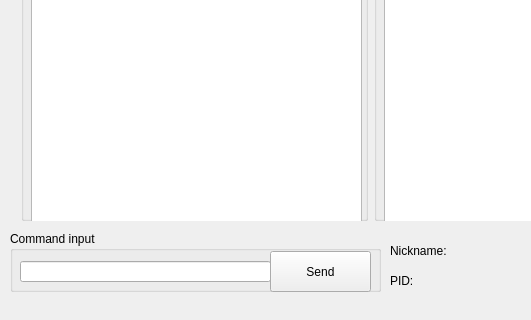
The window that TP2/client_qt/mainwindow.ui (guilmarc/SIF1015) describes before a commit, drawn with Qt 5; both pictures show x 0 to 531 and y 119 to 439 of the 739 by 439 pixel window.
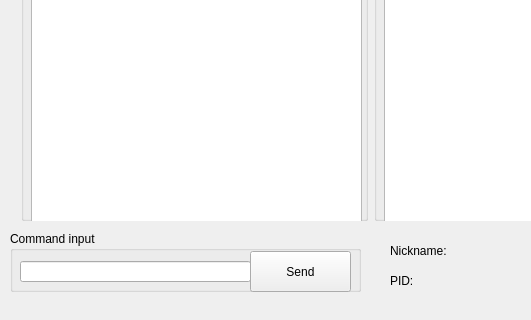
The same window after the commit.

```diff
--- a/TP2/client_qt/mainwindow.ui
+++ b/TP2/client_qt/mainwindow.ui
@@ -107,7 +107,7 @@
      <rect>
       <x>10</x>
       <y>350</y>
-      <width>371</width>
+      <width>351</width>
       <height>61</height>
      </rect>
     </property>
@@ -117,7 +117,7 @@
     <widget class="QPushButton" name="sendButton">
      <property name="geometry">
       <rect>
-       <x>260</x>
+       <x>240</x>
        <y>20</y>
        <width>101</width>
        <height>41</height>
@@ -132,7 +132,7 @@
       <rect>
        <x>10</x>
        <y>30</y>
-       <width>251</width>
+       <width>231</width>
        <height>21</height>
       </rect>
      </property>
```
Left out of the diff: 19 changed lines with no effect on the pictures.
